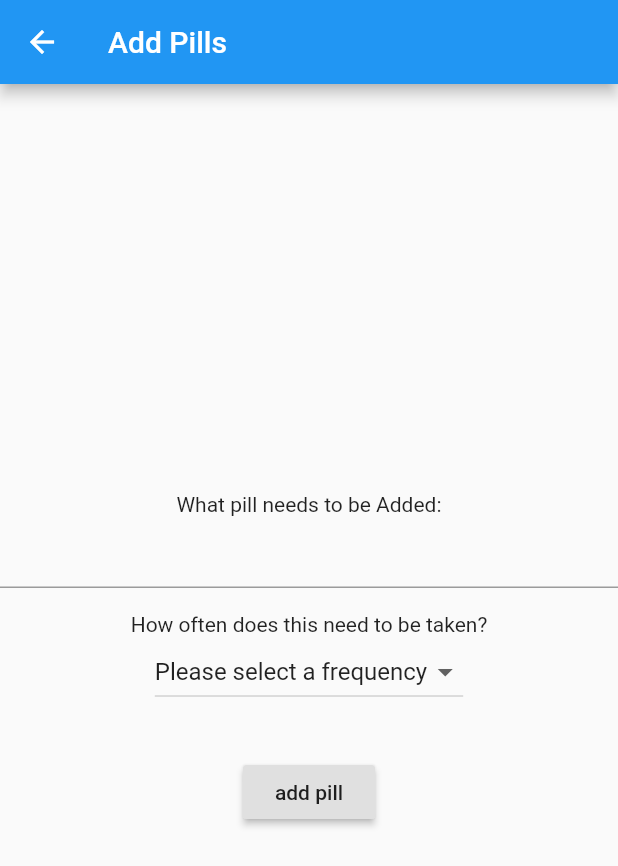
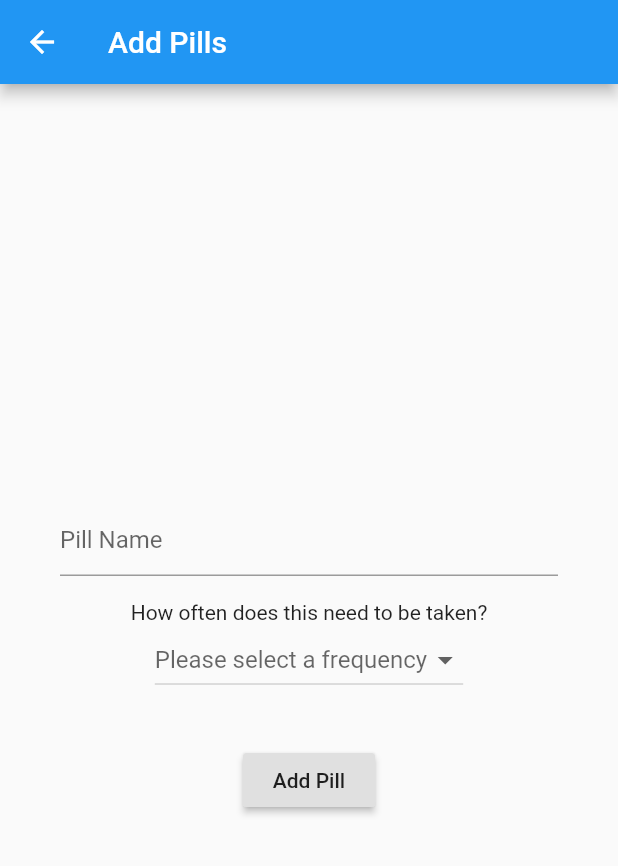
Before and after one commit to BraeWebb/mediroo, a Flutter app: the AddPillsPage screen opened directly, on a phone screen of 412 x 824 dp. Shown: the top 866 px of the screen. Run offline on Flutter 3.47's test engine with Material 2 defaults, Android fonts, the phone set to English and light mode, and no system bars; our stand-ins replace cloud_firestore, font_awesome_flutter; accounts and stored records are empty.

Commit message:
Styled Add Pills

```diff
--- a/lib/src/screens/addpills/addpills.dart
+++ b/lib/src/screens/addpills/addpills.dart
@@ -23,7 +23,7 @@ class _TempState extends State<AddPillsPage> {
   List<DropdownMenuItem<double>> items = new List<DropdownMenuItem<double>>();
   Scaffold scaffold;
   ValueChanged<Text> val;
-  double frequency = 0.0;
+  double frequency = null;
   final pillFieldController = TextEditingController();
   var _globalKey = new GlobalKey<ScaffoldState>();
 
@@ -73,10 +73,9 @@ class _TempState extends State<AddPillsPage> {
     //this.context = context.currentContext();
     items = new List<DropdownMenuItem<double>>();
 
-    items.add(new  DropdownMenuItem(child: new Text('Please select a frequency'), value: 0.0));
-    items.add(new  DropdownMenuItem(child: new Text('daily'), value: 1.0));
-    items.add(new  DropdownMenuItem(child: new Text('weekly'), value: 7.0));
-    items.add(new  DropdownMenuItem(child: new Text('fortnightly'), value: 14.0));
+    items.add(new  DropdownMenuItem(child: new Text('Daily'), value: 1.0));
+    items.add(new  DropdownMenuItem(child: new Text('Weekly'), value: 7.0));
+    items.add(new  DropdownMenuItem(child: new Text('Fortnightly'), value: 14.0));
     return this.scaffold =  new Scaffold (
       key: _globalKey,
         appBar: new AppBar(
@@ -86,11 +85,14 @@ class _TempState extends State<AddPillsPage> {
           child: new Column(
             mainAxisAlignment: MainAxisAlignment.center,
             children: <Widget>[
-              new Text(
-                'What pill needs to be Added:',
-              ),
-              new TextField(
-                controller: pillFieldController
+              new Padding(
+                padding: EdgeInsets.symmetric(horizontal: 40.0),
+                child: new TextField(
+                  controller: pillFieldController,
+                  decoration: InputDecoration(
+                      hintText: 'Pill Name'
+                  ),
+                )
               ),
               new Text(
                   '\nHow often does this need to be taken?'
@@ -98,7 +100,7 @@ class _TempState extends State<AddPillsPage> {
               new DropdownButton(
                 value: frequency,
                 items: items,
-                hint: new Text("select a frequency"),
+                hint: new Text("Please select a frequency"),
                 onChanged: (val) {
                   frequency = val;
                   setState(() {
@@ -109,7 +111,7 @@ class _TempState extends State<AddPillsPage> {
               new Text(
                   '\n'
               ),
-              new RaisedButton(onPressed: _addPill, child: new Text('add pill'))
+              new RaisedButton(onPressed: _addPill, child: new Text('Add Pill'))
             ],
           ),
         )
```
